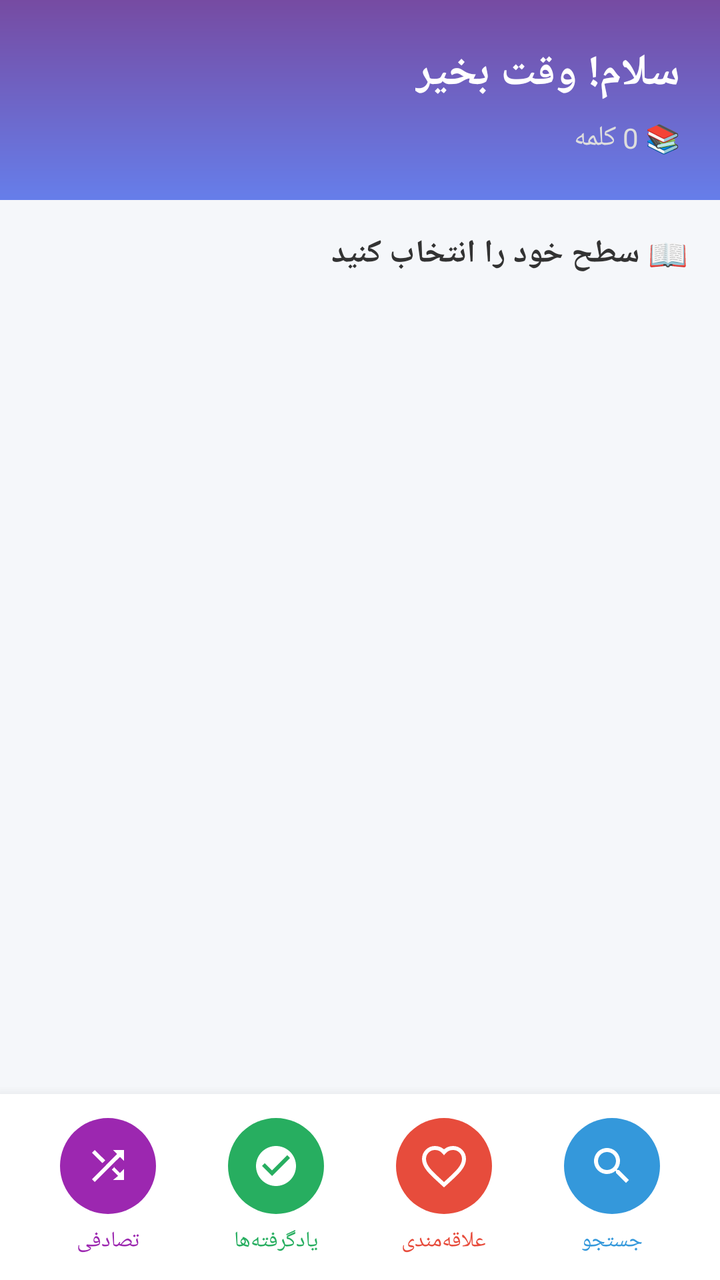
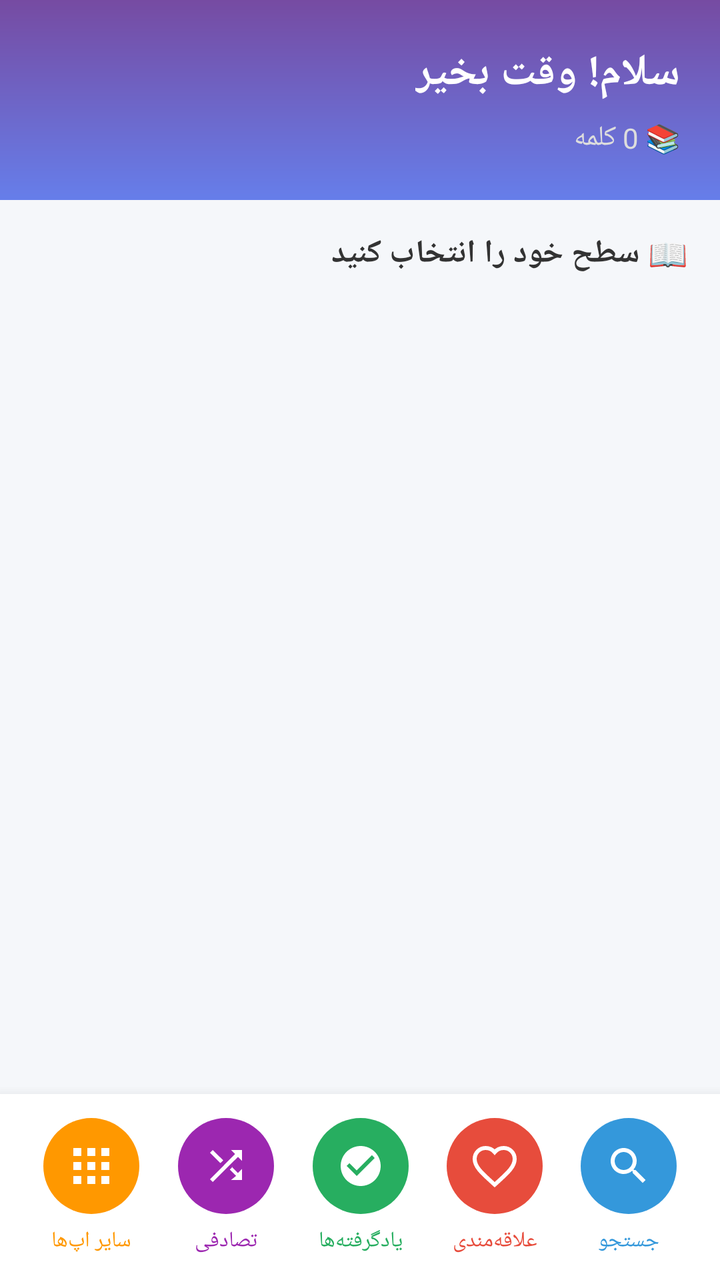

Screens rendered from an Android XML layout before and after an edit, with the pre-edit source and the edit as a unified diff.
<!-- AndroidManifest.xml: application theme Theme.VisualDictionaryWizard -->
<!-- res/layout/activity_main.xml -->
<?xml version="1.0" encoding="utf-8"?>
<LinearLayout xmlns:android="http://schemas.android.com/apk/res/android"
    xmlns:app="http://schemas.android.com/apk/res-auto"
    android:layout_width="match_parent"
    android:layout_height="match_parent"
    android:orientation="vertical"
    android:layoutDirection="rtl"
    android:background="#f5f7fa">

    
    <LinearLayout
        android:layout_width="match_parent"
        android:layout_height="100dp"
        android:orientation="vertical"
        android:padding="20dp"
        android:background="@drawable/gradient_background"
        android:gravity="center_vertical">

        <TextView
            android:fontFamily="@font/yekan"
            android:id="@+id/welcomeText"
            android:layout_width="wrap_content"
            android:layout_height="wrap_content"
            android:text="سلام! وقت بخیر"
            android:textSize="22sp"
            android:textStyle="bold"
            android:textColor="#fff"/>

        <TextView
            android:fontFamily="@font/yekan"
            android:id="@+id/wordCountText"
            android:layout_width="wrap_content"
            android:layout_height="wrap_content"
            android:text="📚 0 کلمه"
            android:textSize="14sp"
            android:textColor="#ddd"
            android:layout_marginTop="8dp"/>

    </LinearLayout>

    
    <TextView
        android:fontFamily="@font/yekan"
        android:layout_width="wrap_content"
        android:layout_height="wrap_content"
        android:text="📖 سطح خود را انتخاب کنید"
        android:textStyle="bold"
        android:textSize="16sp"
        android:layout_marginStart="16dp"
        android:layout_marginTop="16dp"
        android:layout_marginBottom="8dp"
        android:textColor="#333"/>

    <androidx.recyclerview.widget.RecyclerView
        android:id="@+id/levelRecyclerView"
        android:layout_width="match_parent"
        android:layout_height="0dp"
        android:layout_weight="1"
        android:padding="8dp"
        android:nestedScrollingEnabled="false"/>

    
    <TextView
        android:fontFamily="@font/yekan"
        android:layout_width="wrap_content"
        android:layout_height="wrap_content"
        android:text="⭐ کلمات محبوب شما"
        android:textStyle="bold"
        android:textSize="16sp"
        android:layout_marginStart="16dp"
        android:layout_marginTop="8dp"
        android:layout_marginBottom="8dp"
        android:textColor="#333"
        android:visibility="gone"/>

    <androidx.recyclerview.widget.RecyclerView
        android:id="@+id/recentWordsRecyclerView"
        android:layout_width="match_parent"
        android:layout_height="wrap_content"
        android:padding="8dp"
        android:visibility="gone"/>

    
    <LinearLayout
        android:layout_width="match_parent"
        android:layout_height="wrap_content"
        android:orientation="horizontal"
        android:gravity="center"
        android:padding="12dp"
        android:paddingBottom="16dp"
        android:background="#FFFFFF"
        android:elevation="10dp">

        <LinearLayout
            android:id="@+id/searchButton"
            android:layout_width="0dp"
            android:layout_height="match_parent"
            android:layout_weight="1"
            android:orientation="vertical"
            android:gravity="center"
            android:clickable="true"
            android:focusable="true"
            android:background="?attr/selectableItemBackgroundBorderless">

            <FrameLayout
                android:layout_width="48dp"
                android:layout_height="48dp"
                android:background="@drawable/circle_button_bg_search">

                <ImageView
                    android:layout_width="24dp"
                    android:layout_height="24dp"
                    android:layout_gravity="center"
                    android:src="@drawable/ic_search"
                    android:tint="#FFFFFF" />

            </FrameLayout>

            <TextView
                android:fontFamily="@font/yekan"
                android:layout_width="wrap_content"
                android:layout_height="wrap_content"
                android:text="جستجو"
                android:textSize="11sp"
                android:textColor="#3498db"
                android:layout_marginTop="6dp" />

        </LinearLayout>

        <LinearLayout
            android:id="@+id/favoritesButton"
            android:layout_width="0dp"
            android:layout_height="match_parent"
            android:layout_weight="1"
            android:orientation="vertical"
            android:gravity="center"
            android:clickable="true"
            android:focusable="true"
            android:background="?attr/selectableItemBackgroundBorderless">

            <FrameLayout
                android:layout_width="48dp"
                android:layout_height="48dp"
                android:background="@drawable/circle_button_bg_favorite">

                <ImageView
                    android:layout_width="24dp"
                    android:layout_height="24dp"
                    android:layout_gravity="center"
                    android:src="@drawable/ic_favorite_outline"
                    android:tint="#FFFFFF" />

            </FrameLayout>

            <TextView
                android:fontFamily="@font/yekan"
                android:layout_width="wrap_content"
                android:layout_height="wrap_content"
                android:text="علاقه‌مندی"
                android:textSize="11sp"
                android:textColor="#E74C3C"
                android:layout_marginTop="6dp" />

        </LinearLayout>

        <LinearLayout
            android:id="@+id/masteredButton"
            android:layout_width="0dp"
            android:layout_height="match_parent"
            android:layout_weight="1"
            android:orientation="vertical"
            android:gravity="center"
            android:clickable="true"
            android:focusable="true"
            android:background="?attr/selectableItemBackgroundBorderless">

            <FrameLayout
                android:layout_width="48dp"
                android:layout_height="48dp"
                android:background="@drawable/circle_button_bg_mastered">

                <ImageView
                    android:layout_width="24dp"
                    android:layout_height="24dp"
                    android:layout_gravity="center"
                    android:src="@drawable/ic_mastered"
                    android:tint="#FFFFFF" />

            </FrameLayout>

            <TextView
                android:fontFamily="@font/yekan"
                android:layout_width="wrap_content"
                android:layout_height="wrap_content"
                android:text="یادگرفته‌ها"
                android:textSize="11sp"
                android:textColor="#27AE60"
                android:layout_marginTop="6dp" />

        </LinearLayout>

        <LinearLayout
            android:id="@+id/randomButton"
            android:layout_width="0dp"
            android:layout_height="match_parent"
            android:layout_weight="1"
            android:orientation="vertical"
            android:gravity="center"
            android:clickable="true"
            android:focusable="true"
            android:background="?attr/selectableItemBackgroundBorderless">

            <FrameLayout
                android:layout_width="48dp"
                android:layout_height="48dp"
                android:background="@drawable/circle_button_bg_random">

                <ImageView
                    android:layout_width="24dp"
                    android:layout_height="24dp"
                    android:layout_gravity="center"
                    android:src="@drawable/ic_random"
                    android:tint="#FFFFFF" />

            </FrameLayout>

            <TextView
                android:fontFamily="@font/yekan"
                android:layout_width="wrap_content"
                android:layout_height="wrap_content"
                android:text="تصادفی"
                android:textSize="11sp"
                android:textColor="#9C27B0"
                android:layout_marginTop="6dp" />

        </LinearLayout>

    </LinearLayout>

    <ProgressBar
        android:id="@+id/progressBar"
        android:layout_width="wrap_content"
        android:layout_height="wrap_content"
        android:layout_gravity="center"
        android:visibility="gone" />

</LinearLayout>
<!-- resources referenced by this layout -->
<resources>
  <!-- drawable circle_button_bg_favorite (drawable) -->
  <?xml version="1.0" encoding="utf-8"?>
  <shape xmlns:android="http://schemas.android.com/apk/res/android"
      android:shape="oval">
      <solid android:color="#E74C3C" />
      <size android:width="48dp" android:height="48dp" />
  </shape>
  <!-- drawable circle_button_bg_mastered (drawable) -->
  <?xml version="1.0" encoding="utf-8"?>
  <shape xmlns:android="http://schemas.android.com/apk/res/android"
      android:shape="oval">
      <solid android:color="#27AE60" />
      <size android:width="48dp" android:height="48dp" />
  </shape>
  <!-- drawable circle_button_bg_random (drawable) -->
  <?xml version="1.0" encoding="utf-8"?>
  <shape xmlns:android="http://schemas.android.com/apk/res/android"
      android:shape="oval">
      <solid android:color="#9C27B0" />
      <size android:width="48dp" android:height="48dp" />
  </shape>
  <!-- drawable circle_button_bg_search (drawable) -->
  <?xml version="1.0" encoding="utf-8"?>
  <shape xmlns:android="http://schemas.android.com/apk/res/android"
      android:shape="oval">
      <solid android:color="#3498db" />
      <size android:width="48dp" android:height="48dp" />
  </shape>
  <!-- drawable gradient_background (drawable) -->
  <?xml version="1.0" encoding="utf-8"?>
  <shape xmlns:android="http://schemas.android.com/apk/res/android">
      <gradient
          android:startColor="#667eea"
          android:endColor="#764ba2"
          android:angle="90"
          android:type="linear" />
  </shape>
  <!-- drawable ic_mastered (drawable) -->
  <vector xmlns:android="http://schemas.android.com/apk/res/android"
      android:width="24dp"
      android:height="24dp"
      android:viewportWidth="24"
      android:viewportHeight="24">
  
      <path
          android:fillColor="#4CAF50"
          android:pathData="M12,2C6.48,2 2,6.48 2,12s4.48,10 10,10 10,-4.48 10,-10S17.52,2 12,2zm-2,15l-5,-5 1.41,-1.41L10,14.17l7.59,-7.59L19,8l-9,9z"/>
  
  </vector>
  <!-- drawable ic_random (drawable) -->
  <vector xmlns:android="http://schemas.android.com/apk/res/android"
      android:width="24dp"
      android:height="24dp"
      android:viewportWidth="24"
      android:viewportHeight="24">
  
      <path
          android:fillColor="#9C27B0"
          android:pathData="M10.59,9.17L5.41,4 4,5.41l5.17,5.17 1.42,-1.41zM14.5,4l2.04,2.04L4,18.59 5.41,20 17.96,7.46 20,9.5V4h-5.5zm0.83,8.41l-1.41,1.41 3.13,3.13L14.5,19h5.5v-5.5l-2.04,2.04 -3.13,-3.13z"/>
  
  </vector>
  <style name="Theme.VisualDictionaryWizard" parent="Base.Theme.VisualDictionaryWizard" />
  <style name="Base.Theme.VisualDictionaryWizard" parent="Theme.Material3.DayNight.NoActionBar">
          
          
      </style>
  <!-- unchanged entries left out for length: 2 -->
</resources>

<!-- the commit's change to res/layout/activity_main.xml (unified diff, before → after) -->
@@ -81,6 +81,7 @@
         android:visibility="gone"/>
 
     
+    
     <LinearLayout
         android:layout_width="match_parent"
         android:layout_height="wrap_content"
@@ -235,6 +236,83 @@
 
         </LinearLayout>
 
+        <LinearLayout
+            android:id="@+id/otherAppsButton"
+            android:layout_width="0dp"
+            android:layout_height="match_parent"
+            android:layout_weight="1"
+            android:orientation="vertical"
+            android:gravity="center"
+            android:clickable="true"
+            android:focusable="true"
+            android:background="?attr/selectableItemBackgroundBorderless">
+
+            <FrameLayout
+                android:layout_width="48dp"
+                android:layout_height="48dp"
+                android:background="@drawable/circle_button_bg_other">
+
+                <ImageView
+                    android:layout_width="24dp"
+                    android:layout_height="24dp"
+                    android:layout_gravity="center"
+                    android:src="@drawable/ic_other_apps"
+                    android:tint="#FFFFFF" />
+
+            </FrameLayout>
+
+            <TextView
+                android:fontFamily="@font/yekan"
+                android:layout_width="wrap_content"
+                android:layout_height="wrap_content"
+                android:text="سایر اپ‌ها"
+                android:textSize="11sp"
+                android:textColor="#FF9800"
+                android:layout_marginTop="6dp" />
+
+        </LinearLayout>
+
+    </LinearLayout>
+
+    
+    <LinearLayout
+        android:id="@+id/bannerAdLayout"
+        android:layout_width="match_parent"
+        android:layout_height="60dp"
+        android:orientation="horizontal"
+        android:gravity="center"
+        android:elevation="4dp"
+        android:visibility="gone"
+        android:clickable="true"
+        android:focusable="true"
+        android:background="?attr/selectableItemBackground">
+
+        <ImageView
+            android:layout_width="32dp"
+            android:layout_height="32dp"
+            android:src="@drawable/ic_crown"
+            android:layout_marginEnd="12dp" />
+
+        <TextView
+            android:fontFamily="@font/yekan"
+            android:id="@+id/bannerAdText"
+            android:layout_width="0dp"
+            android:layout_height="wrap_content"
+            android:layout_weight="1"
+            android:text="نسخه پریمیوم: فلش‌کارت نامحدود + حذف تبلیغات"
+            android:textSize="13sp"
+            android:textColor="#2c3e50" />
+
+        <TextView
+            android:fontFamily="@font/yekan"
+            android:layout_width="wrap_content"
+            android:layout_height="wrap_content"
+            android:text="مشاهده"
+            android:textColor="#3498db"
+            android:textStyle="bold"
+            android:layout_marginStart="8dp"
+            android:layout_marginEnd="8dp" />
+
     </LinearLayout>
 
     <ProgressBar
<!-- resource entries referenced after the edit -->
@@ -12,6 +12,13 @@
   <shape xmlns:android="http://schemas.android.com/apk/res/android"
       android:shape="oval">
       <solid android:color="#27AE60" />
+      <size android:width="48dp" android:height="48dp" />
+  </shape>
+  <!-- drawable circle_button_bg_other (drawable) -->
+  <?xml version="1.0" encoding="utf-8"?>
+  <shape xmlns:android="http://schemas.android.com/apk/res/android"
+      android:shape="oval">
+      <solid android:color="#FF9800" />
       <size android:width="48dp" android:height="48dp" />
   </shape>
   <!-- drawable circle_button_bg_random (drawable) -->
@@ -37,6 +44,21 @@
           android:angle="90"
           android:type="linear" />
   </shape>
+  <!-- drawable ic_crown (drawable) -->
+  <vector xmlns:android="http://schemas.android.com/apk/res/android"
+      android:width="24dp"
+      android:height="24dp"
+      android:viewportWidth="24"
+      android:viewportHeight="24"
+      android:tint="#FFD700">
+  
+      <path
+          android:fillColor="#FFD700"
+          android:pathData="M12,2L15,8.5L12,5L9,8.5L12,2z
+          M5,11L9,9L7,13L5,11z M19,11L17,13L15,9L19,11z
+          M5,13L7,19L17,19L19,13L12,15L5,13z"/>
+  
+  </vector>
   <!-- drawable ic_mastered (drawable) -->
   <vector xmlns:android="http://schemas.android.com/apk/res/android"
       android:width="24dp"
@@ -47,6 +69,20 @@
       <path
           android:fillColor="#4CAF50"
           android:pathData="M12,2C6.48,2 2,6.48 2,12s4.48,10 10,10 10,-4.48 10,-10S17.52,2 12,2zm-2,15l-5,-5 1.41,-1.41L10,14.17l7.59,-7.59L19,8l-9,9z"/>
+  
+  </vector>
+  <!-- drawable ic_other_apps (drawable) -->
+  <vector xmlns:android="http://schemas.android.com/apk/res/android"
+      android:width="24dp"
+      android:height="24dp"
+      android:viewportWidth="24"
+      android:viewportHeight="24"
+      android:tint="#FFFFFF">
+  
+      <path
+          android:fillColor="#FFFFFF"
+          android:pathData="M3,3h4v4H3V3z M10,3h4v4h-4V3z M17,3h4v4h-4V3z M3,10h4v4H3v-4z M10,10h4v4h-4v-4z
+          M17,10h4v4h-4v-4z M3,17h4v4H3v-4z M10,17h4v4h-4v-4z M17,17h4v4h-4v-4z"/>
   
   </vector>
   <!-- drawable ic_random (drawable) -->
